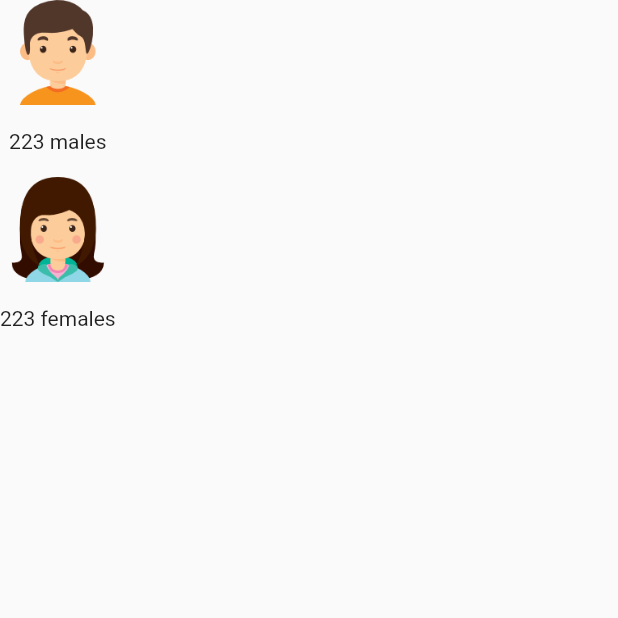
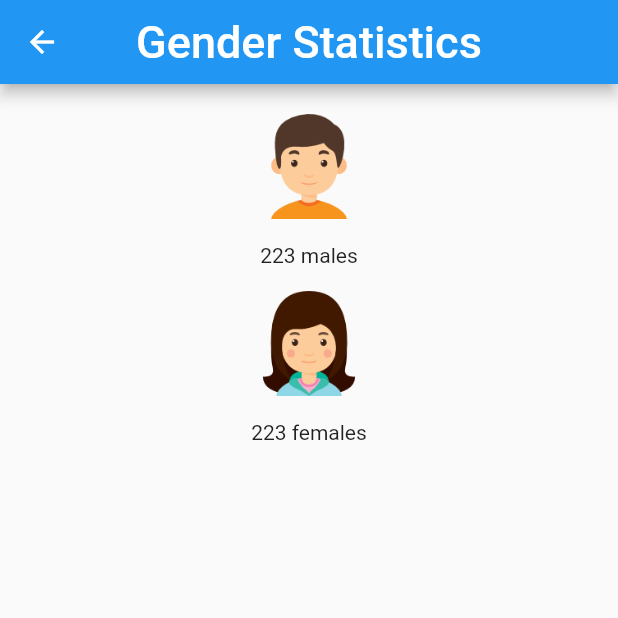
Before and after one commit to pembemiriam/peer-learning-app, a Flutter app: the GenderStats screen opened directly, on a phone screen of 412 x 824 dp, the top half of it. Run offline on Flutter 3.47's test engine with Material 2 defaults, Android fonts, the phone set to English and light mode, and no system bars; our stand-ins replace bottom_navy_bar, flutter_spinkit; statements that could not run were skipped.

Commit message:
added more screens

```diff
--- a/lib/Login/signup.dart
+++ b/lib/Login/signup.dart
@@ -150,7 +150,7 @@ class _SignUpPageState extends State<SignUpPage> {
                     );
                   });
                 }, // upon login we navigate to the dashboard
-                child: Text("Sign In"),
+                child: Text("Sign Up"),
               ),
               SizedBox(
                 height: 20,
--- a/lib/gender_stats.dart
+++ /dev/null
@@ -1,44 +0,0 @@
-import 'package:flutter/material.dart';
-
-class GenderStats extends StatefulWidget {
-  @override
-  _GenderStatsState createState() => _GenderStatsState();
-}
-
-class _GenderStatsState extends State<GenderStats> {
-  @override
-  Widget build(BuildContext context) {
-    return Container(
-      child: Column(
-        children: <Widget>[
-          Image.asset(
-            'assets/boy.png',
-            width: 70.0,
-            height: 70.0,
-          ),
-
-          SizedBox(
-            height: 16.0,
-          ),
-
-          Text('223 males',
-          style: TextStyle(fontSize: 14.0),),
-          SizedBox(
-            height: 16.0,
-          ),
-          Image.asset(
-            'assets/girl.png',
-            width: 70.0,
-            height: 70.0,
-          ),
-          SizedBox(
-            height: 16.0,
-          ),
-
-          Text('223 females',
-          style: TextStyle(fontSize:14.0),)
-        ],
-      )
-    );
-  }
-}
--- /dev/null
+++ b/lib/screens/gender_stats.dart
@@ -0,0 +1,54 @@
+import 'package:flutter/material.dart';
+
+class GenderStats extends StatefulWidget {
+  @override
+  _GenderStatsState createState() => _GenderStatsState();
+}
+
+class _GenderStatsState extends State<GenderStats> {
+  @override
+  Widget build(BuildContext context) {
+    return Scaffold(
+        appBar: AppBar(
+          centerTitle: true,
+          title: Text('Gender Statistics',
+            style: TextStyle(fontSize: 30),),
+        ),
+      body: Padding(
+        padding: const EdgeInsets.all(20.0),
+        child: Center(
+          child: Column(
+            children: <Widget>[
+              Image.asset(
+                'assets/boy.png',
+                width: 70.0,
+                height: 70.0,
+              ),
+
+              SizedBox(
+                height: 16.0,
+              ),
+
+              Text('223 males',
+              style: TextStyle(fontSize: 14.0),),
+              SizedBox(
+                height: 16.0,
+              ),
+              Image.asset(
+                'assets/girl.png',
+                width: 70.0,
+                height: 70.0,
+              ),
+              SizedBox(
+                height: 16.0,
+              ),
+
+              Text('223 females',
+              style: TextStyle(fontSize:14.0),)
+            ],
+          ),
+        ),
+      )
+    );
+  }
+}
```
Also changed, not shown: lib/dashboard.dart (+20 -16 lines), lib/screens/coding_stats.dart (added, +26 -0 lines), lib/screens/find_mentor.dart (added, +26 -0 lines), lib/screens/profile.dart (added, +26 -0 lines), main.dart (deleted, +0 -25 lines).
